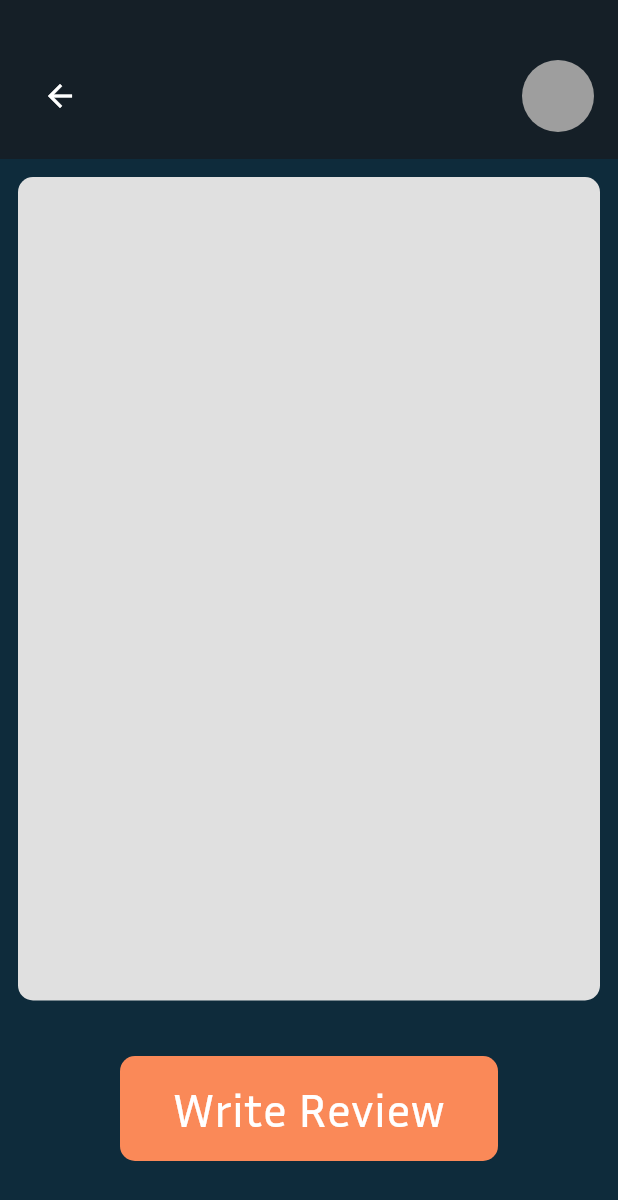
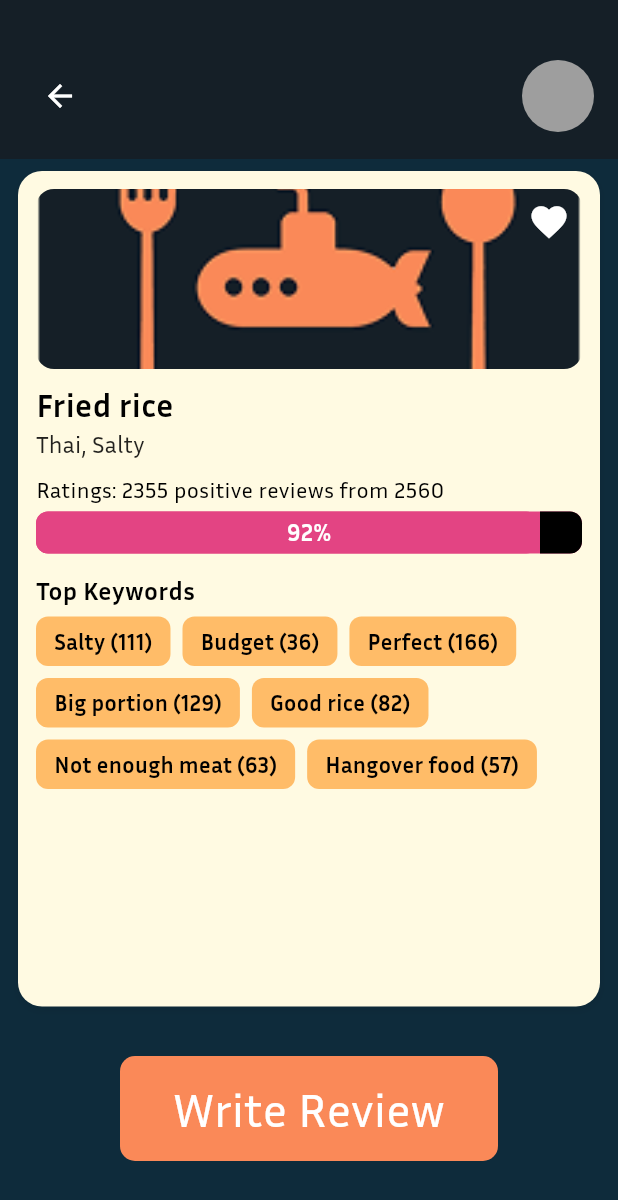
Before and after one commit to bestchayapol/DishDive, a Flutter app: the DishPage screen opened directly, on a phone screen of 412 x 824 dp. Shown: the top 1200 px of the screen. Run offline on Flutter 3.47's test engine with Material 3 defaults, Android fonts, the phone set to English and light mode, and no system bars; our stand-ins replace dio, image_picker, shared_preferences; accounts and stored records are empty; network calls fail.

Commit message:
[ADD] Prep work for 3 pages
-Need to fix restaurant page and details page
-Need to restructure review page

```diff
--- a/dishdive/lib/Components/Cards/card_details.dart
+++ b/dishdive/lib/Components/Cards/card_details.dart
@@ -0,0 +1,200 @@
+import 'package:flutter/material.dart';
+import 'package:dishdive/Utils/color_use.dart';
+
+class CardDetails extends StatelessWidget {
+  final String imagePath;
+  final String dishName;
+  final String cuisine;
+  final String taste;
+  final int ratingPercent;
+  final int positiveReviews;
+  final int totalReviews;
+  final List<Map<String, dynamic>> keywords;
+
+  const CardDetails({
+    super.key,
+    required this.imagePath,
+    required this.dishName,
+    required this.cuisine,
+    required this.taste,
+    required this.ratingPercent,
+    required this.positiveReviews,
+    required this.totalReviews,
+    required this.keywords,
+  });
+
+  void _showKeywordModal(BuildContext context, String label, int count) {
+    showDialog(
+      context: context,
+      builder: (_) => AlertDialog(
+        backgroundColor: colorUse.accent,
+        shape: RoundedRectangleBorder(borderRadius: BorderRadius.circular(16)),
+        content: SizedBox(
+          height: 60,
+          child: Center(
+            child: Text(
+              '$label, mentioned in $count reviews',
+              style: const TextStyle(
+                fontSize: 22,
+                fontWeight: FontWeight.bold,
+                color: Colors.black,
+              ),
+              textAlign: TextAlign.center,
+            ),
+          ),
+        ),
+      ),
+    );
+  }
+
+  @override
+  Widget build(BuildContext context) {
+    return Container(
+      decoration: BoxDecoration(
+        color: colorUse.secondaryColor,
+        borderRadius: BorderRadius.circular(16),
+        boxShadow: [
+          BoxShadow(
+            color: Colors.black.withOpacity(0.08),
+            blurRadius: 4,
+            offset: const Offset(0, 2),
+          ),
+        ],
+      ),
+      padding: const EdgeInsets.all(12),
+      child: Column(
+        crossAxisAlignment: CrossAxisAlignment.start,
+        children: [
+          Stack(
+            children: [
+              ClipRRect(
+                borderRadius: BorderRadius.circular(12),
+                child: Image.asset(
+                  imagePath,
+                  height: 120,
+                  width: double.infinity,
+                  fit: BoxFit.cover,
+                ),
+              ),
+              Positioned(
+                top: 8,
+                right: 8,
+                child: Icon(
+                  Icons.favorite,
+                  color: Colors.white,
+                  size: 28,
+                ),
+              ),
+            ],
+          ),
+          const SizedBox(height: 8),
+          Text(
+            dishName,
+            style: const TextStyle(
+              fontFamily: 'InriaSans',
+              fontWeight: FontWeight.bold,
+              fontSize: 22,
+              color: Colors.black,
+            ),
+          ),
+          Text(
+            '$cuisine, $taste',
+            style: const TextStyle(
+              fontSize: 16,
+              color: Colors.black87,
+            ),
+          ),
+          const SizedBox(height: 8),
+          Text(
+            'Ratings: $positiveReviews positive reviews from $totalReviews',
+            style: const TextStyle(
+              fontSize: 15,
+              color: Colors.black,
+            ),
+          ),
+          const SizedBox(height: 4),
+          Container(
+            width: double.infinity,
+            height: 28,
+            decoration: BoxDecoration(
+              color: colorUse.sentimentColor,
+              borderRadius: BorderRadius.circular(8),
+            ),
+            child: Stack(
+              children: [
+                FractionallySizedBox(
+                  widthFactor: ratingPercent / 100,
+                  child: Container(
+                    decoration: BoxDecoration(
+                      color: colorUse.sentimentColor,
+                      borderRadius: BorderRadius.circular(8),
+                    ),
+                  ),
+                ),
+                Center(
+                  child: Text(
+                    '$ratingPercent%',
+                    style: const TextStyle(
+                      color: Colors.white,
+                      fontWeight: FontWeight.bold,
+                      fontSize: 16,
+                    ),
+                  ),
+                ),
+                Positioned(
+                  right: 0,
+                  top: 0,
+                  bottom: 0,
+                  child: Container(
+                    width: 28,
+                    decoration: BoxDecoration(
+                      color: Colors.black,
+                      borderRadius: const BorderRadius.only(
+                        topRight: Radius.circular(8),
+                        bottomRight: Radius.circular(8),
+                      ),
+                    ),
+                  ),
+                ),
+              ],
+            ),
+          ),
+          const SizedBox(height: 12),
+          const Text(
+            'Top Keywords',
+            style: TextStyle(
+              fontWeight: FontWeight.bold,
+              fontSize: 17,
+              color: Colors.black,
+            ),
+          ),
+          const SizedBox(height: 6),
+          Wrap(
+            spacing: 8,
+            runSpacing: 8,
+            children: keywords.map((kw) {
+              return GestureDetector(
+                onTap: () => _showKeywordModal(context, kw['label'], kw['count']),
+                child: Container(
+                  padding: const EdgeInsets.symmetric(horizontal: 12, vertical: 6),
+                  decoration: BoxDecoration(
+                    color: colorUse.accent,
+                    borderRadius: BorderRadius.circular(8),
+                  ),
+                  child: Text(
+                    '${kw['label']} (${kw['count']})',
+                    style: const TextStyle(
+                      color: Colors.black,
+                      fontWeight: FontWeight.bold,
+                      fontSize: 15,
+                    ),
+                  ),
+                ),
+              );
+            }).toList(),
+          ),
+        ],
+      ),
+    );
+  }
+}
--- a/dishdive/lib/Pages/Restaurant/DishPage.dart
+++ b/dishdive/lib/Pages/Restaurant/DishPage.dart
@@ -1,7 +1,8 @@
 import 'package:dio/dio.dart';
 import 'package:flutter/material.dart';
 import 'package:dishdive/Utils/color_use.dart';
-import 'package:dishdive/components/my_button.dart';
+import 'package:dishdive/Components/my_button.dart';
+import 'package:dishdive/Components/Cards/card_details.dart';
 import 'package:dishdive/Pages/Restaurant/ReviewPage.dart';
 import 'package:dishdive/Pages/Profile/profile.dart';
 import 'package:dishdive/provider/token_provider.dart';
@@ -101,17 +102,28 @@ class _DishPageState extends State<DishPage>
             ),
           ),
           Expanded(
-            child: Padding(
-              padding: const EdgeInsets.symmetric(horizontal: 12, vertical: 8),
-              child: Container(
-                decoration: BoxDecoration(
-                  color: Colors.grey[300],
-                  borderRadius: BorderRadius.circular(10),
-                ),
-                margin: const EdgeInsets.symmetric(vertical: 4),
-              ),
+          child: Padding(
+            padding: const EdgeInsets.symmetric(horizontal: 12, vertical: 8),
+            child: CardDetails(
+              imagePath: "assets/Logo.png",
+              dishName: "Fried rice",
+              cuisine: "Thai",
+              taste: "Salty",
+              ratingPercent: 92,
+              positiveReviews: 2355,
+              totalReviews: 2560,
+              keywords: [
+                {"label": "Salty", "count": 111},
+                {"label": "Budget", "count": 36},
+                {"label": "Perfect", "count": 166},
+                {"label": "Big portion", "count": 129},
+                {"label": "Good rice", "count": 82},
+                {"label": "Not enough meat", "count": 63},
+                {"label": "Hangover food", "count": 57},
+              ],
             ),
           ),
+        ),
           const SizedBox(height: 15),
           Padding(
             padding: const EdgeInsets.symmetric(
--- a/dishdive/lib/Pages/Restaurant/RestaurantPage.dart
+++ b/dishdive/lib/Pages/Restaurant/RestaurantPage.dart
@@ -121,7 +121,7 @@ class _RestaurantPageState extends State<RestaurantPage>
               "Menu",
               style: TextStyle(
                 color: Colors.white,
-                fontSize: 18,
+                fontSize: 22,
                 fontWeight: FontWeight.w600,
               ),
             ),
--- a/dishdive/lib/Pages/Restaurant/ReviewPage.dart
+++ b/dishdive/lib/Pages/Restaurant/ReviewPage.dart
@@ -126,7 +126,7 @@ class _ReviewPageState extends State<ReviewPage>
                     // Dish card
                     Container(
                       decoration: BoxDecoration(
-                        color: Colors.grey[200],
+                        color: colorUse.secondaryColor,
                         borderRadius: BorderRadius.circular(12),
                       ),
                       padding: const EdgeInsets.all(12),
@@ -164,7 +164,7 @@ class _ReviewPageState extends State<ReviewPage>
                       decoration: InputDecoration(
                         hintText: "Write your review",
                         filled: true,
-                        fillColor: Colors.grey[200],
+                        fillColor: colorUse.secondaryColor,
                         border: OutlineInputBorder(
                           borderRadius: BorderRadius.circular(12),
                           borderSide: BorderSide.none,
```
Also changed, not shown: dishdive/lib/Components/Cards/card_menu.dart (+158 -0 lines), dishdive/lib/widgets/list_dishes.dart (+40 -7 lines), 1 other file.
